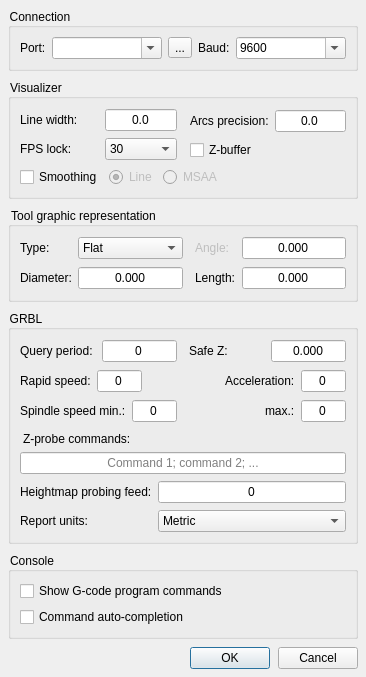
Old version of the form frmsettings.ui in the repository Denvi/Candle.
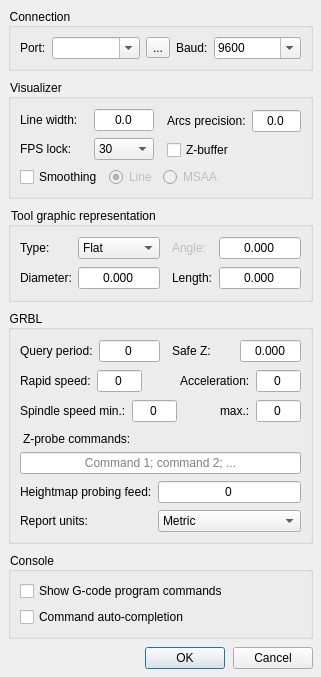
New version of the form. Icons and pictures are not drawn.

Patch:
```diff
--- a/frmsettings.ui
+++ b/frmsettings.ui
@@ -6,8 +6,8 @@
    <rect>
     <x>0</x>
     <y>0</y>
-    <width>366</width>
-    <height>669</height>
+    <width>321</width>
+    <height>538</height>
    </rect>
   </property>
   <property name="windowTitle">
```
